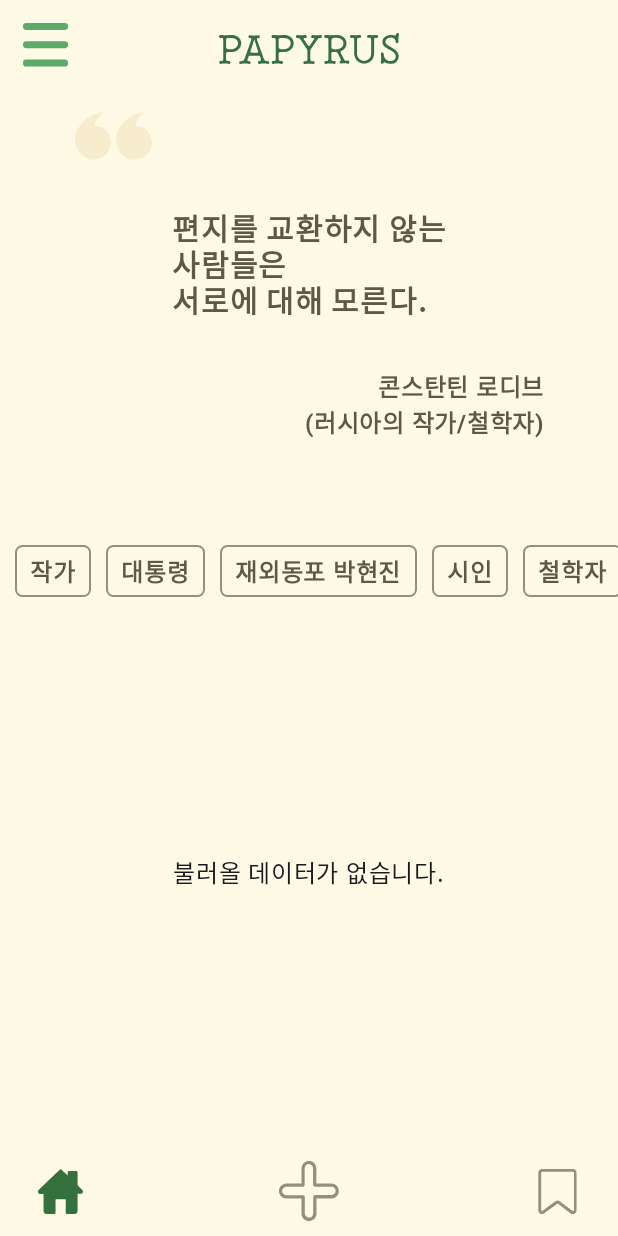
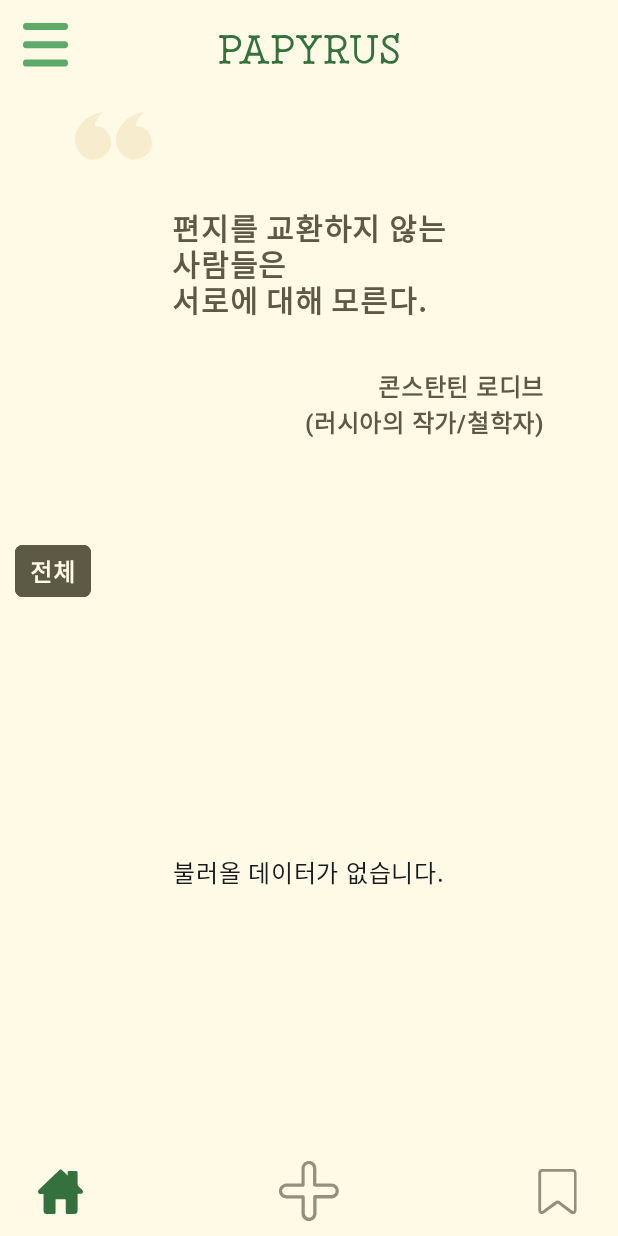
Before and after one commit to YEOGIL/Papyrus, an Android app built with Jetpack Compose: the HomeScreen screen opened through its navigation route, on a phone screen of 412 x 824 dp. Run offline under Robolectric (Android 15) with nearby library versions, the phone set to English and light mode, and no system bars; our stand-ins replace Firebase (no records; nobody signed in at launch, a user with empty details on screens opened directly); pictures from the network do not load; Roboto replaces fonts that are not available here.

Commit message:
작가 직업 필터 구현, '편지 -> 글' 종류 수정

```diff
--- a/app/src/main/java/com/intel/papyrusbaby/screen/HomeScreen.kt
+++ b/app/src/main/java/com/intel/papyrusbaby/screen/HomeScreen.kt
@@ -2,7 +2,6 @@ package com.intel.papyrusbaby.screen
 
 import android.app.Activity
 import androidx.activity.compose.BackHandler
-import androidx.compose.foundation.Image
 import androidx.compose.foundation.background
 import androidx.compose.foundation.border
 import androidx.compose.foundation.clickable
@@ -16,7 +15,6 @@ import androidx.compose.foundation.layout.Spacer
 import androidx.compose.foundation.layout.fillMaxSize
 import androidx.compose.foundation.layout.fillMaxWidth
 import androidx.compose.foundation.layout.height
-import androidx.compose.foundation.layout.offset
 import androidx.compose.foundation.layout.padding
 import androidx.compose.foundation.layout.size
 import androidx.compose.foundation.layout.wrapContentHeight
@@ -76,6 +74,9 @@ fun HomeScreen(navController: NavController) {
     // 작가 리스트를 저장할 상태
     var authors by remember { mutableStateOf<List<Author>>(emptyList()) }
 
+    // 현재 선택된 직업 (없으면 null)
+    var selectedOccupation by remember { mutableStateOf<String?>(null) }
+
     // 서버에서 데이터를 가져올 때 코루틴 사용
     val coroutineScope = rememberCoroutineScope()
     LaunchedEffect(Unit) {
@@ -90,6 +91,12 @@ fun HomeScreen(navController: NavController) {
             // 로딩 끝
             isLoading = false
         }
+    }
+
+    // authors가 갱신될 때마다 모든 직업을 집계
+    // flatMap -> 중첩 리스트를 1차원으로 펼친 뒤, distinct()로 중복 제거
+    val allOccupations = remember(authors) {
+        authors.flatMap { it.occupation }.distinct()
     }
 
     Column(
@@ -136,42 +143,81 @@ fun HomeScreen(navController: NavController) {
 
         Spacer(modifier = Modifier.size(70.dp))
 
-        val writerType = listOf("작가", "대통령", "재외동포 박현진", "시인", "철학자", "정치인", "과학자", "가수", "교장선생님")
+        // (1) 모든 직업을 상단에 표시하는 탭
         Row(modifier = Modifier.horizontalScroll(rememberScrollState())) {
             Spacer(modifier = Modifier.size(10.dp))
-            writerType.forEach { writer ->
-                Text(
-                    text = writer,
-                    color = Color(0xFF5C5945),
-                    fontSize = 16.sp,
-                    fontWeight = FontWeight.SemiBold,
+            // "전체" 탭을 하나 추가하고, 누르면 selectedOccupation을 null로 (즉, 필터 해제)
+            Box(
                 modifier = Modifier
                     .border(
                         1.dp,
                         shape = RoundedCornerShape(5.dp),
-                            color = Color(0xFF94907F)
+                        color = Color(0xFF5C5945)
                     )
-                        .clickable {}
-                        .padding(horizontal = 10.dp, vertical = 5.dp)
+                    .background(
+                        color = if (selectedOccupation == null) Color(0xFF5C5945) else Color.Transparent,
+                        shape = RoundedCornerShape(5.dp)
                     )
+                    .clickable { selectedOccupation = null }
+            ) {
+                Text(
+                    text = "전체",
+                    color = if (selectedOccupation == null) Color(0xFFFFFAE6) else Color(0xFF5C5945),
+                    fontSize = 16.sp,
+                    fontWeight = FontWeight.SemiBold,
+                    modifier = Modifier.padding(horizontal = 10.dp, vertical = 5.dp)
+                )
+            }
+            Spacer(modifier = Modifier.size(10.dp))
+
+            // allOccupations를 순회하며 버튼 생성
+            allOccupations.forEach { occupation ->
+                Box(
+                    modifier = Modifier
+                        .border(
+                            1.dp,
+                            shape = RoundedCornerShape(5.dp),
+                            color = Color(0xFF5C5945)
+                        )
+                        .background(
+                            color = if (selectedOccupation == occupation) Color(0xFF5C5945) else Color.Transparent,
+                            shape = RoundedCornerShape(5.dp)
+                        )
+                        .clickable {
+                            selectedOccupation = occupation
+                        }
+                ) {
+                    Text(
+                        text = occupation,
+                        color = if (selectedOccupation == occupation) Color(0xFFFFFAE6) else Color(
+                            0xFF5C5945
+                        ),
+                        fontSize = 16.sp,
+                        fontWeight = FontWeight.SemiBold,
+                        modifier = Modifier.padding(horizontal = 10.dp, vertical = 5.dp)
+                    )
+                }
                 Spacer(modifier = Modifier.size(10.dp))
             }
             Spacer(modifier = Modifier.size(10.dp))
         }
 
-        // (A) 로딩 중이면 "서버 통신중..." 표시
-        if (isLoading) {
+        // (2) 리스트 표시
+        when {
+            // (A) 로딩중
+            isLoading -> {
                 Box(
                     modifier = Modifier
                         .fillMaxWidth()
                         .height(200.dp),
                     contentAlignment = Alignment.Center
                 ) {
-                Text("데이터를 불러옵니다...", fontSize = 18.sp, color = Color(0xFF5C5945))
+                    Text("데이터를 불러오는 중입니다...", fontSize = 18.sp, color = Color(0xFF5C5945))
                 }
             }
-        // (B) 로딩이 끝났는데 authors가 비어있다면, "데이터 없음" 같은 안내 표시
-        else if (authors.isEmpty()) {
+
+            // (B) 로딩은 끝났는데, authors가 비어있으면 안내
+            authors.isEmpty() -> {
                 Box(
                     modifier = Modifier
                         .fillMaxSize(),
@@ -180,9 +226,17 @@ fun HomeScreen(navController: NavController) {
                     Text("불러올 데이터가 없습니다.")
                 }
             }
-        // (C) 로딩도 끝나고, authors도 존재한다면
-        else {
-            // Row with horizontal scrolling and spacing between AuthorBox
+
+            // (C) 정상적으로 데이터가 있는 경우
+            else -> {
+                // selectedOccupation이 null이면 전체, 아니면 필터
+                val filteredAuthors = if (selectedOccupation != null) {
+                    authors.filter { it.occupation.contains(selectedOccupation) }
+                } else {
+                    authors
+                }
+
+                // Row로 감싸서 가로 스크롤 형태로 작가 목록 표시
                 Row(
                     modifier = Modifier
                         .fillMaxWidth()
@@ -190,8 +244,9 @@ fun HomeScreen(navController: NavController) {
                         .padding(30.dp),
                     horizontalArrangement = Arrangement.spacedBy(20.dp)
                 ) {
-                authors.forEach { author ->
+                    filteredAuthors.forEach { author ->
                         AuthorBox(author = author, navController = navController)
+                    }
                 }
             }
         }
--- a/app/src/main/java/com/intel/papyrusbaby/screen/WriteLetterScreen.kt
+++ b/app/src/main/java/com/intel/papyrusbaby/screen/WriteLetterScreen.kt
@@ -97,7 +97,7 @@ fun WriteLetterScreen(navController: NavController) {
                 title = if (selectedFormats.isNotEmpty()) {
                     selectedFormats.joinToString(", ")
                 } else {
-                    "편지 종류"
+                    "글 종류"
                 },
                 options = listOf("일기", "편지", "반성문", "단문", "엽서"),
                 selectedOptions = selectedFormats,
```
Lines whose indentation alone changed are shown as unchanged.
